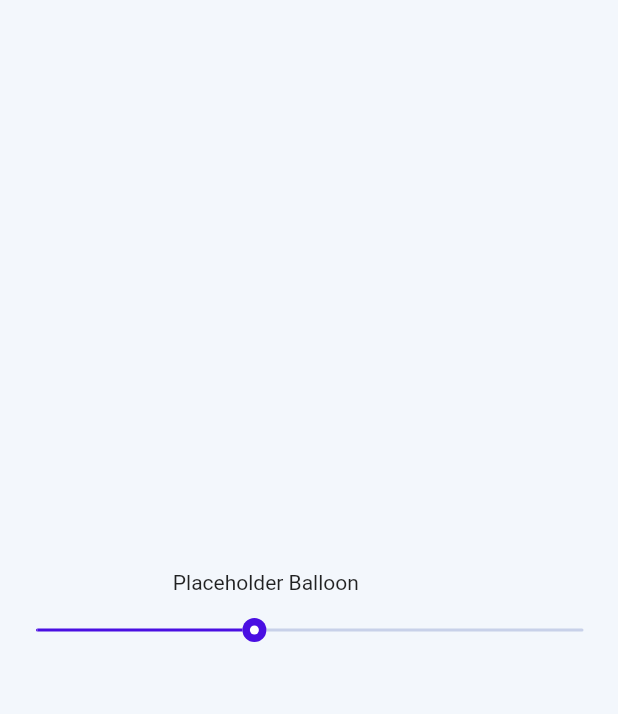
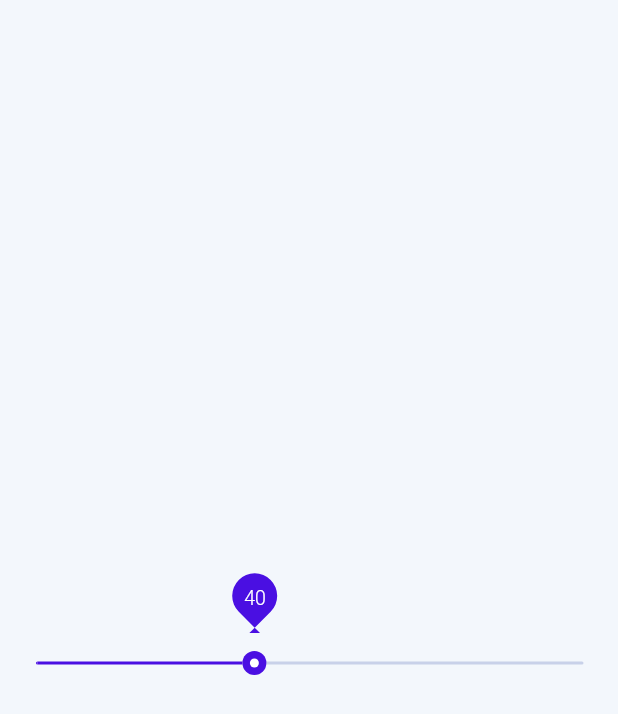
Before and after one commit to sahandevs/flutter_balloon_slider, a Flutter app: the screen it shows after launch, on a phone screen of 412 x 824 dp. Shown: the top 714 px of the screen. Run offline on Flutter 3.47's test engine with Material 2 defaults, Android fonts, the phone set to English and light mode, and no system bars.

```diff
--- a/lib/balloon_slider.dart
+++ b/lib/balloon_slider.dart
@@ -583,17 +583,24 @@ class _BalloonSliderState extends State<BalloonSlider>
           ),
     );
 
-    return Column(
+    return LayoutBuilder(
+      builder: (context, c) => Column(
         mainAxisSize: MainAxisSize.min,
         children: [
           Container(
-          child: AnimatedAlign(
-            alignment: Alignment((widget.value * 2) - 1, -1.0),
+            width: c.maxWidth,
+            height: 60,
+            padding: EdgeInsets.symmetric(horizontal: 25),
+            child:  AnimatedAlign(
+              alignment: Alignment((widget.value * 2) - 1, -0.4),
               curve: Curves.easeInOut,
-            duration: Duration(milliseconds: 100),
-            child: Text("Placeholder Balloon"),
+              duration: Duration(milliseconds: 60),
+              child: CustomPaint(
+                painter: BalloonPainter(widget.value),
+                willChange: true,
+
               ),
-          width: double.infinity,
+            ),
           ),
           _SliderRenderObjectWidget(
             value: _unlerp(widget.value),
@@ -604,12 +611,14 @@ class _BalloonSliderState extends State<BalloonSlider>
             onChanged: (widget.onChanged != null) && (widget.max > widget.min)
                 ? _handleChanged
                 : null,
-          onChangeStart: widget.onChangeStart != null ? _handleDragStart : null,
+            onChangeStart:
+                widget.onChangeStart != null ? _handleDragStart : null,
             onChangeEnd: widget.onChangeEnd != null ? _handleDragEnd : null,
             state: this,
             semanticFormatterCallback: widget.semanticFormatterCallback,
           ),
         ],
+      ),
     );
   }
 
```
Also changed, not shown: lib/slider_shapes.dart (+106 -15 lines). Lines whose indentation alone changed are shown as unchanged.
